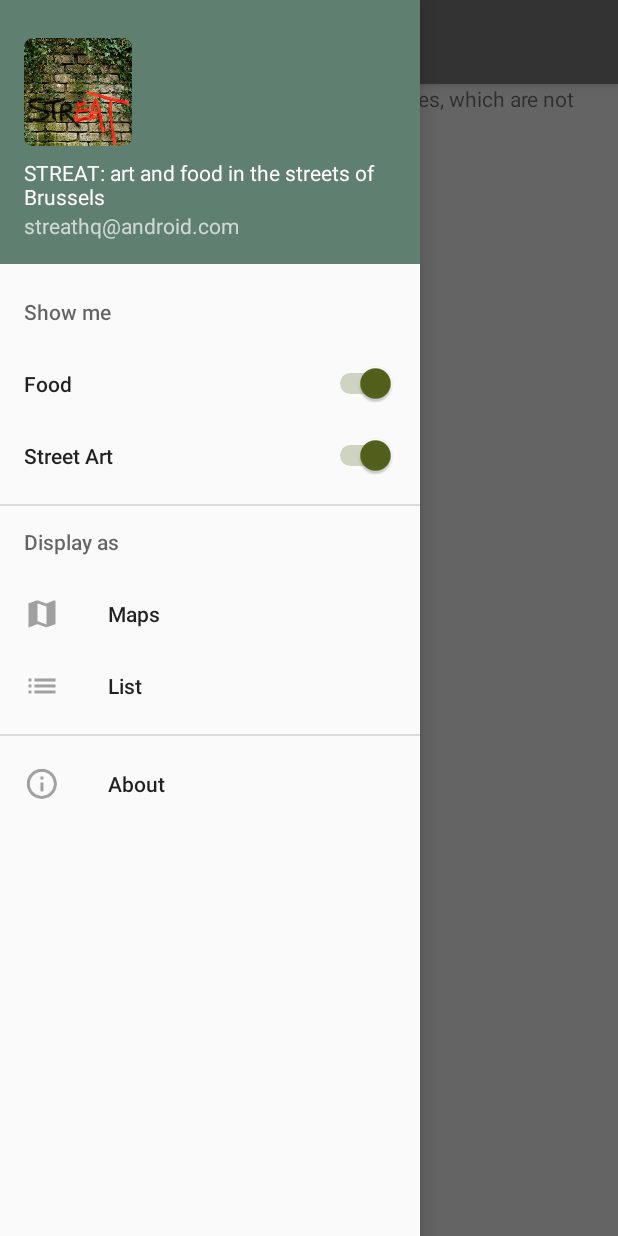
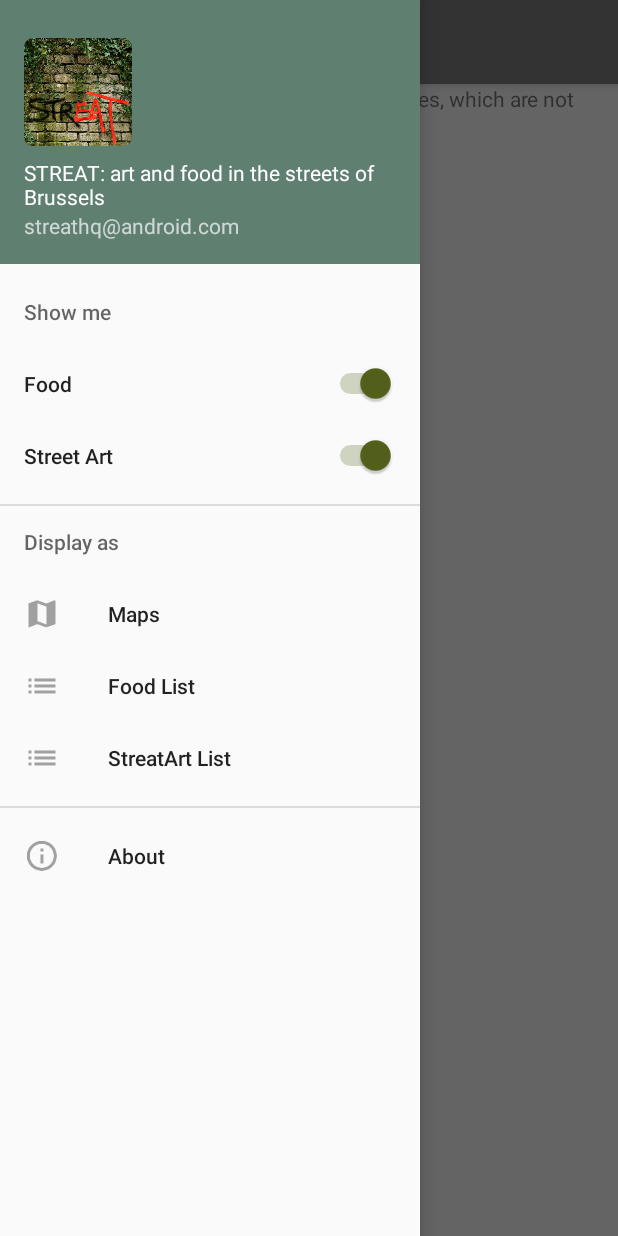
Before and after one commit to marnixsteel/EindwerkAndroidSTREAT, an Android app: the MainActivity screen opened directly, with no data from a screen before it, with the side drawer open, on a phone screen of 412 x 824 dp. Run offline under Robolectric (Android 15) with nearby library versions, the light colour scheme and no system bars.

Commit message:
Merge branch 'master' of /Users/jkoedoot/Documents/Mobiele Applicaties/ANDROID-RSS/EINDOPDRACHT/DEMO'S/EindwerkAndroidSTREAT with conflicts.

```diff
--- a/app/src/main/res/menu/activity_main_drawer.xml
+++ b/app/src/main/res/menu/activity_main_drawer.xml
@@ -31,9 +31,13 @@
             android:icon="@drawable/ic_maps"
             android:title="Maps" />
         <item
-            android:id="@+id/nav_list"
+            android:id="@+id/nav_list_food"
             android:icon="@drawable/ic_list"
-            android:title="List" />
+            android:title="Food List" />
+        <item
+            android:id="@+id/nav_list_streatart"
+            android:icon="@drawable/ic_list"
+            android:title="StreatArt List" />
 
     </menu>
     </item>
```
Also changed, not shown: app/src/main/java/steel/marnix/eindwerkandroidstreats/activities/MainActivity.java (+8 -7 lines).
